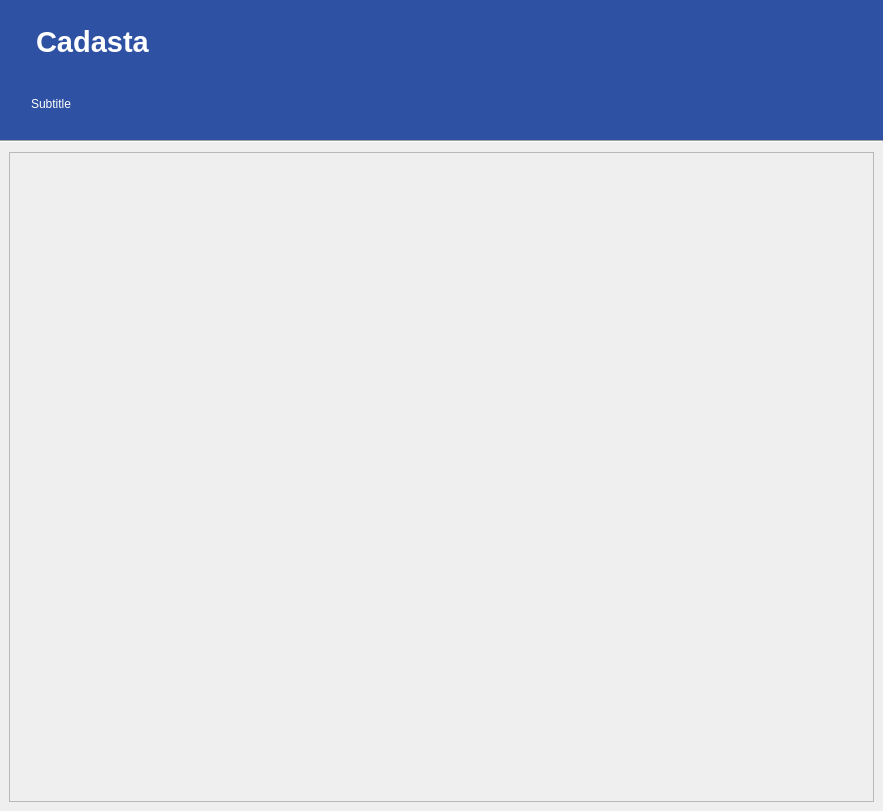
Above: cadasta/gui/ui/dialog_base.ui from kartoza/cadasta-qgis-plugin before the change. Below: the same form after it.
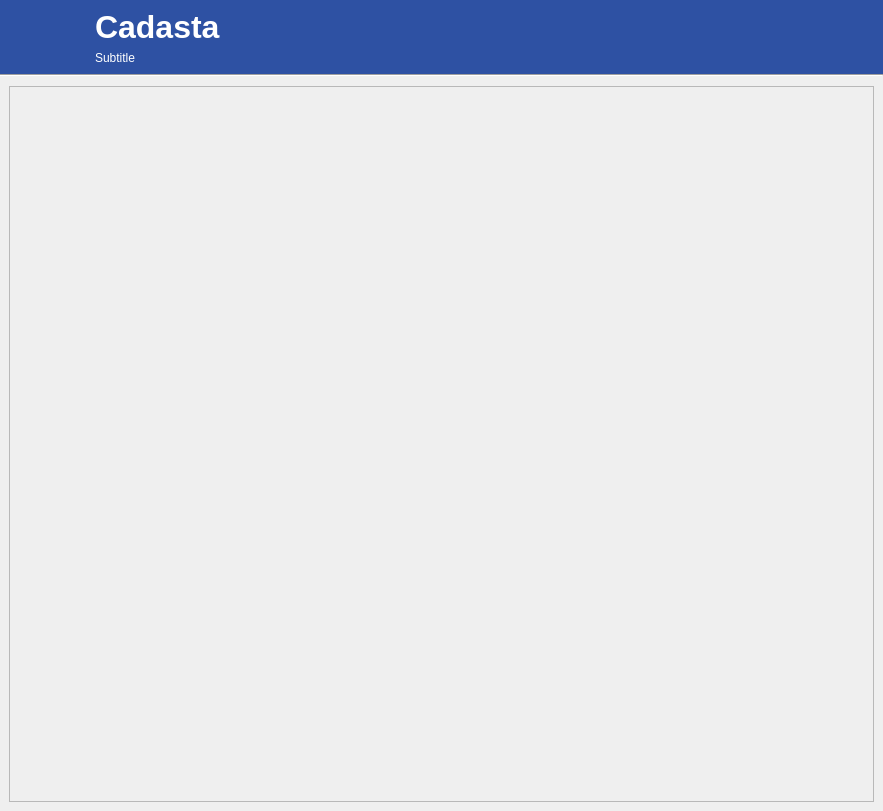
That is the form after the change. Icons and pictures are not drawn.

Commit message: Tidy up header

Diff of the .ui file:
```diff
--- a/cadasta/gui/ui/dialog_base.ui
+++ b/cadasta/gui/ui/dialog_base.ui
@@ -48,55 +48,19 @@
    <property name="verticalSpacing">
     <number>0</number>
    </property>
-   <item row="2" column="0">
-    <widget class="Line" name="line">
-     <property name="orientation">
-      <enum>Qt::Horizontal</enum>
-     </property>
-    </widget>
-   </item>
    <item row="0" column="0">
-    <widget class="QWidget" name="title_group" native="true">
-     <property name="minimumSize">
-      <size>
-       <width>0</width>
-       <height>140</height>
-      </size>
-     </property>
-     <property name="maximumSize">
-      <size>
-       <width>16777215</width>
-       <height>140</height>
-      </size>
-     </property>
-     <property name="autoFillBackground">
-      <bool>false</bool>
+    <widget class="QWidget" name="horizontalWidget" native="true">
+     <property name="sizePolicy">
+      <sizepolicy hsizetype="Expanding" vsizetype="Maximum">
+       <horstretch>0</horstretch>
+       <verstretch>0</verstretch>
+      </sizepolicy>
      </property>
      <property name="styleSheet">
-      <string notr="true">background: #2e51a3; padding: 5px;</string>
+      <string notr="true">background: #2e51a3</string>
      </property>
-     <layout class="QGridLayout" name="gridLayout_27">
-      <property name="leftMargin">
-       <number>0</number>
-      </property>
-      <property name="topMargin">
-       <number>0</number>
-      </property>
-      <property name="rightMargin">
-       <number>0</number>
-      </property>
-      <property name="bottomMargin">
-       <number>0</number>
-      </property>
-      <property name="verticalSpacing">
-       <number>0</number>
-      </property>
-      <item row="0" column="0">
-       <layout class="QGridLayout" name="gridLayout_12">
-        <property name="leftMargin">
-         <number>8</number>
-        </property>
-        <item row="0" column="0" rowspan="2">
+     <layout class="QHBoxLayout" name="horizontalLayout">
+      <item>
          <widget class="QLabel" name="label_main_icon">
           <property name="enabled">
            <bool>true</bool>
@@ -124,50 +88,49 @@
           </property>
          </widget>
         </item>
-        <item row="1" column="1" alignment="Qt::AlignVCenter">
-         <widget class="QLabel" name="label_subtitle">
-          <property name="styleSheet">
-           <string notr="true">color: #FFF;</string>
-          </property>
-          <property name="text">
-           <string>Subtitle</string>
-          </property>
-          <property name="alignment">
-           <set>Qt::AlignBottom|Qt::AlignLeading|Qt::AlignLeft</set>
-          </property>
-          <property name="margin">
-           <number>10</number>
-          </property>
-          <property name="indent">
-           <number>1</number>
-          </property>
-         </widget>
-        </item>
-        <item row="0" column="1">
+      <item>
+       <spacer name="horizontalSpacer">
+        <property name="orientation">
+         <enum>Qt::Horizontal</enum>
+        </property>
+        <property name="sizeType">
+         <enum>QSizePolicy::Maximum</enum>
+        </property>
+        <property name="sizeHint" stdset="0">
+         <size>
+          <width>20</width>
+          <height>20</height>
+         </size>
+        </property>
+       </spacer>
+      </item>
+      <item>
+       <layout class="QVBoxLayout" name="verticalLayout_2">
+        <item>
          <widget class="QLabel" name="label_main_title">
-          <property name="sizePolicy">
-           <sizepolicy hsizetype="Expanding" vsizetype="Preferred">
-            <horstretch>0</horstretch>
-            <verstretch>0</verstretch>
-           </sizepolicy>
-          </property>
           <property name="font">
            <font>
-            <pointsize>18</pointsize>
-            <weight>50</weight>
-            <italic>false</italic>
-            <bold>false</bold>
+            <pointsize>24</pointsize>
+            <weight>75</weight>
+            <bold>true</bold>
            </font>
           </property>
           <property name="styleSheet">
-           <string notr="true">font: 18pt; color: #fff;</string>
+           <string notr="true">color: #fff</string>
           </property>
           <property name="text">
-           <string>&lt;html&gt;&lt;head/&gt;&lt;body&gt;&lt;p&gt;&lt;span style=&quot; font-size:22pt; font-weight:600;&quot;&gt;Cadasta&lt;/span&gt;&lt;/p&gt;&lt;/body&gt;&lt;/html&gt;</string>
+           <string>Cadasta</string>
           </property>
-          <property name="alignment">
-           <set>Qt::AlignBottom|Qt::AlignLeading|Qt::AlignLeft</set>
+         </widget>
+        </item>
+        <item>
+         <widget class="QLabel" name="label_subtitle">
+          <property name="styleSheet">
+           <string notr="true">color: #fff</string>
           </property>
+          <property name="text">
+           <string>Subtitle</string>
+          </property>
          </widget>
         </item>
        </layout>
@@ -175,7 +138,7 @@
      </layout>
     </widget>
    </item>
-   <item row="3" column="0">
+   <item row="2" column="0">
     <widget class="QWidget" name="verticalWidget" native="true">
      <layout class="QVBoxLayout" name="verticalLayout_4">
       <property name="leftMargin">
@@ -217,6 +180,13 @@
      </layout>
     </widget>
    </item>
+   <item row="1" column="0">
+    <widget class="Line" name="line">
+     <property name="orientation">
+      <enum>Qt::Horizontal</enum>
+     </property>
+    </widget>
+   </item>
   </layout>
  </widget>
  <resources/>
```
Lines whose indentation alone changed are shown as unchanged.
